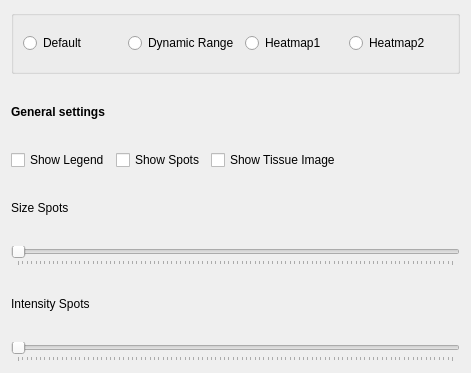
First picture: the form in src/viewPages/SettingsWidget.ui, repository jfnavarro/st_viewer, before the edit; both pictures show x 0 to 471 and y 369 to 742 of the 471 by 742 pixel window.
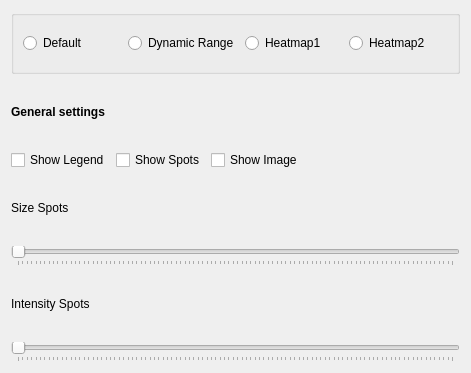
Second picture: the form after the edit.

```diff
--- a/src/viewPages/SettingsWidget.ui
+++ b/src/viewPages/SettingsWidget.ui
@@ -396,7 +396,7 @@
         <string>Show/hide the tissue image in the main view</string>
        </property>
        <property name="text">
-        <string>Show Tissue Image</string>
+        <string>Show Image</string>
        </property>
       </widget>
      </item>
```
